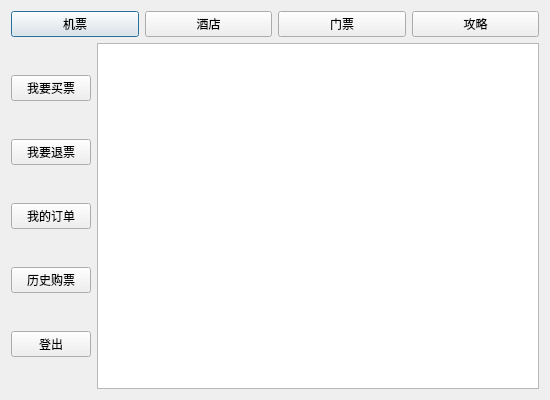
Old version of the form UI/usermainwindow.ui in the repository New-bottle/train-ticket-system.
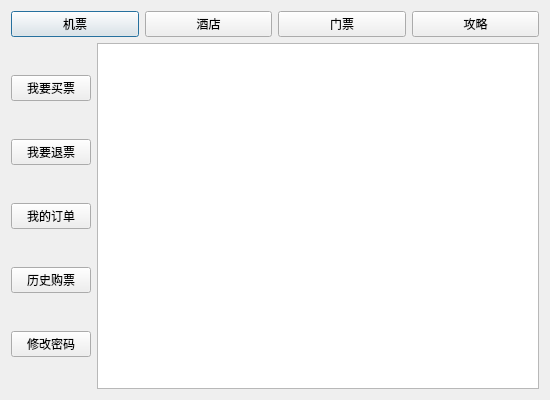
New version of the form.

```diff
--- a/UI/usermainwindow.ui
+++ b/UI/usermainwindow.ui
@@ -81,7 +81,7 @@
        <item>
         <widget class="QPushButton" name="pushButton_14">
          <property name="text">
-          <string>登出</string>
+          <string>修改密码</string>
          </property>
         </widget>
        </item>
```
